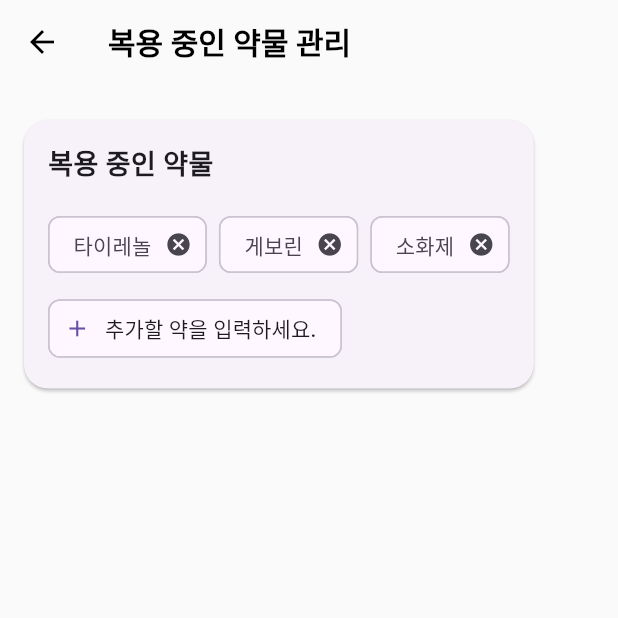
After one commit to cathyjiwon/Checkey-mvp, a Flutter app: the screen it shows after launch, in the side drawer, after a tap on "복용 중인 약물 관리", on a phone screen of 412 x 824 dp, the top half of it. The commit adds this screen. Run offline on Flutter 3.47's test engine with Material 3 defaults, Android fonts, the light colour scheme and no system bars; our stand-ins replace fl_chart, shared_preferences, table_calendar.

Commit message:
복용 중인 약물 탭서랍으로 이동

```diff
--- a/lib/main.dart
+++ b/lib/main.dart
@@ -7,6 +7,7 @@ import 'package:solusmvp/screens/statistics_screen.dart';
 import 'package:solusmvp/screens/solution_screen.dart';
 import 'package:solusmvp/screens/medication_screen.dart';
 import 'package:solusmvp/widgets/frequent_symptom_drawer.dart';
+import 'package:solusmvp/widgets/medication_manager_drawer.dart';
 
 void main() {
   runApp(
@@ -134,6 +135,17 @@ class _TabScreenState extends State<TabScreen> {
             ),
             const Divider(),
             ListTile(
+              leading: const Icon(Icons.medication),
+              title: const Text('복용 중인 약물 관리'), // 새로운 메뉴 항목
+              onTap: () {
+                Navigator.pop(context);
+                Navigator.push(
+                  context,
+                  MaterialPageRoute(builder: (context) => const MedicationManagerDrawer()),
+                );
+              },
+            ),
+            ListTile(
               leading: const Icon(Icons.sick_outlined),
               title: const Text('자주 발생하는 증상 관리'),
               onTap: () {
--- /dev/null
+++ b/lib/widgets/medication_manager_drawer.dart
@@ -0,0 +1,95 @@
+import 'package:flutter/material.dart';
+import 'package:provider/provider.dart';
+import 'package:solusmvp/services/symptom_manager.dart';
+import '../widgets/custom_card.dart';
+
+class MedicationManagerDrawer extends StatelessWidget {
+  const MedicationManagerDrawer({super.key});
+
+  @override
+  Widget build(BuildContext context) {
+    final symptomManager = Provider.of<SymptomManager>(context);
+
+    return Scaffold(
+      appBar: AppBar(
+        title: const Text('복용 중인 약물 관리'),
+      ),
+      body: SingleChildScrollView(
+        child: Padding(
+          padding: const EdgeInsets.all(16.0),
+          child: CustomCard(
+            child: Column(
+              crossAxisAlignment: CrossAxisAlignment.start,
+              children: [
+                const Text(
+                  '복용 중인 약물',
+                  style: TextStyle(fontSize: 18, fontWeight: FontWeight.bold),
+                ),
+                const SizedBox(height: 16),
+                Wrap(
+                  spacing: 8.0,
+                  runSpacing: 8.0,
+                  children: [
+                    ...symptomManager.medications.map((medication) {
+                      return Chip(
+                        label: Text(medication),
+                        onDeleted: () {
+                          symptomManager.removeMedication(medication);
+                          ScaffoldMessenger.of(context).showSnackBar(
+                            SnackBar(content: Text('$medication 약물이 삭제되었습니다.')),
+                          );
+                        },
+                      );
+                    }).toList(),
+                    ActionChip(
+                      avatar: const Icon(Icons.add),
+                      label: const Text('추가할 약을 입력하세요.'),
+                      onPressed: () => _addMedication(context, symptomManager),
+                    ),
+                  ],
+                ),
+              ],
+            ),
+          ),
+        ),
+      ),
+    );
+  }
+
+  void _addMedication(BuildContext context, SymptomManager manager) {
+    _showAddDialog(context, '약물 추가', (text) => manager.addMedication(text));
+  }
+
+  void _showAddDialog(BuildContext context, String title, Function(String) onSave) {
+    final TextEditingController controller = TextEditingController();
+    showDialog(
+      context: context,
+      builder: (context) {
+        return AlertDialog(
+          title: Text(title),
+          content: TextField(
+            controller: controller,
+            decoration: const InputDecoration(hintText: "추가할 약을 입력하세요."),
+          ),
+          actions: [
+            TextButton(
+              onPressed: () {
+                Navigator.pop(context);
+              },
+              child: const Text('취소'),
+            ),
+            TextButton(
+              onPressed: () {
+                if (controller.text.isNotEmpty) {
+                  onSave(controller.text);
+                  Navigator.pop(context);
+                }
+              },
+              child: const Text('저장'),
+            ),
+          ],
+        );
+      },
+    );
+  }
+}
```
Also changed, not shown: lib/screens/medication_screen.dart (+9 -88 lines).
